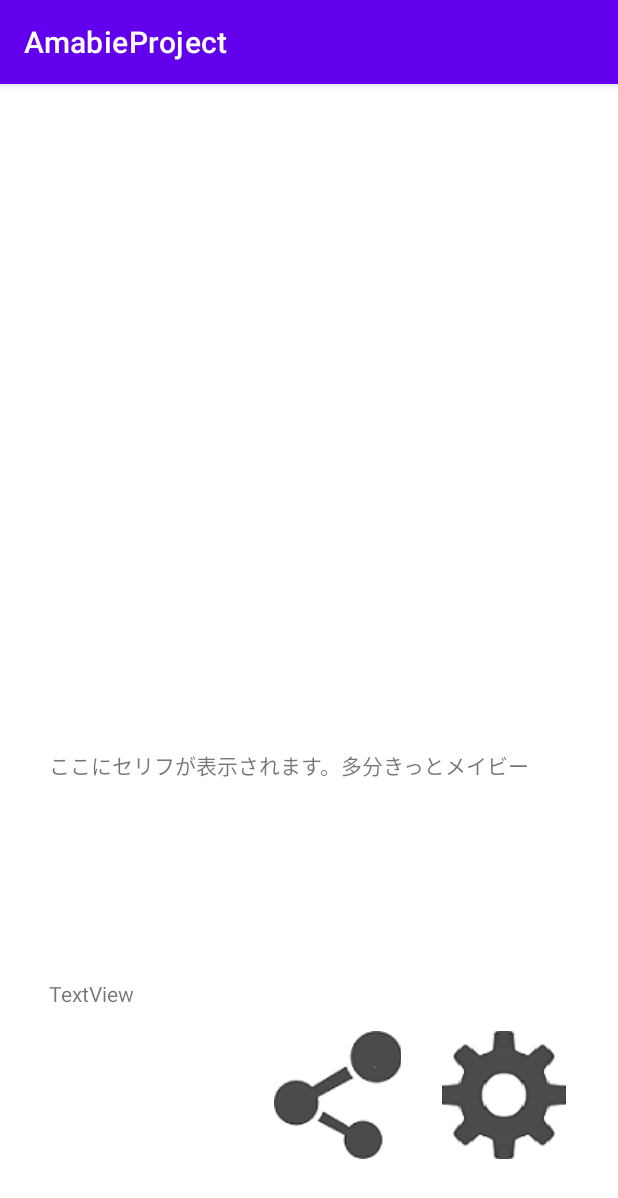
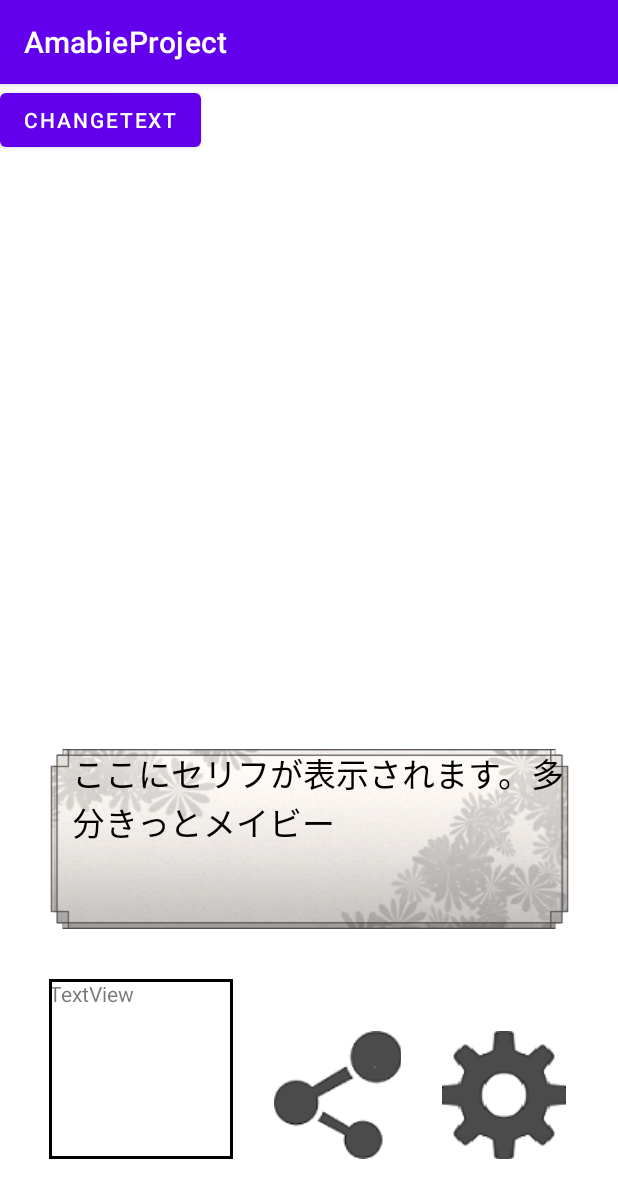
Before and after one commit to FunLocks/team2003, an Android app: the screen it shows after launch (MainActivity), on a phone screen of 412 x 824 dp. Shown: the top 1198 px of the screen. Run offline under Robolectric (Android 15) with nearby library versions, the light colour scheme and no system bars.

Commit message:
add text layout

```diff
--- a/AmabieProject/app/src/main/java/com/kobito19/amabieproject/MainActivity.kt
+++ b/AmabieProject/app/src/main/java/com/kobito19/amabieproject/MainActivity.kt
@@ -18,6 +18,8 @@ import android.widget.ImageButton
 
 
 class MainActivity : AppCompatActivity() {
+
+    var serifBox = listOf("おはよう", "こんにちは", "おやすみ", "やれんのか小人共2020", "FunLocks")
 
     override fun onCreate(savedInstanceState: Bundle?) {
         super.onCreate(savedInstanceState)
@@ -68,4 +70,11 @@ class MainActivity : AppCompatActivity() {
         val intent = Intent(this, SettingActivity::class.java)
         startActivity(intent)
     }
+
+    fun chengText(view: View) {
+        val serif = findViewById<TextView>(R.id.selif_text)
+        var randomText = serifBox[(0..4).random()]
+        serif.text = randomText
+
+    }
 }
--- /dev/null
+++ b/AmabieProject/app/src/main/res/drawable/frame_style.xml
@@ -0,0 +1,8 @@
+<?xml version="1.0" encoding="utf-8"?>
+<shape xmlns:android="http://schemas.android.com/apk/res/android">
+    <stroke
+        android:width="2dp"
+        android:color="@color/black"
+        />
+
+</shape>
--- a/AmabieProject/app/src/main/res/layout/activity_main.xml
+++ b/AmabieProject/app/src/main/res/layout/activity_main.xml
@@ -5,6 +5,14 @@
     android:layout_width="match_parent"
     android:layout_height="match_parent"
     tools:context=".MainActivity">
+
+    <Button
+        android:id="@+id/changeText"
+        android:layout_width="wrap_content"
+        android:layout_height="wrap_content"
+        android:onClick="chengText"
+        android:text="ChangeText"
+        tools:ignore="MissingConstraints" />
 
     <LinearLayout
         android:id="@+id/linearLayout"
@@ -20,24 +28,48 @@
         app:layout_constraintEnd_toEndOf="parent"
         app:layout_constraintStart_toStartOf="parent">
 
-        <TextView
-            android:id="@+id/selif_text"
-            android:layout_width="match_parent"
-            android:layout_height="120dp"
-            android:text="ここにセリフが表示されます。多分きっとメイビー" />
+        <RelativeLayout
+            android:layout_width="wrap_content"
+            android:layout_height="wrap_content">
+
+            <ImageView
+                android:id="@+id/imageView"
+                android:layout_width="match_parent"
+                android:layout_height="120dp"
+                android:gravity="left"
+                android:src="@drawable/serif_view"
+                tools:ignore="MissingConstraints" />
+
+
+            <TextView
+                android:id="@+id/selif_text"
+                android:layout_width="match_parent"
+                android:layout_height="120dp"
+                android:layout_marginStart="15dp"
+                android:layout_marginLeft="15dp"
+                android:textSize="10pt"
+                android:textColor="@color/black"
+                android:text="ここにセリフが表示されます。多分きっとメイビー"
+                />
+
+
+
+
+        </RelativeLayout>
+
 
         <LinearLayout
             android:layout_width="wrap_content"
             android:layout_height="wrap_content"
             android:layout_marginTop="33dp"
-            android:background="#ffffff"
             android:orientation="horizontal">
-
+            <!--            android:background="#ffffff"-->
             <!--            app:srcCompat="@drawable/share_icon" -->
 
             <TextView
                 android:layout_width="122.38dp"
                 android:layout_height="120dp"
+                android:background="@drawable/frame_style"
                 android:text="TextView" />
 
             <ImageButton
--- a/AmabieProject/app/src/main/res/values/strings.xml
+++ b/AmabieProject/app/src/main/res/values/strings.xml
@@ -4,5 +4,6 @@
     <string name="share_button">Share</string>
 
     <string name="title_activity_maps">Map</string>
+    <string name="image">image</string>
 
 </resources>
```
Also changed, not shown: AmabieProject/app/src/main/res/drawable/serif_view.png (added).
